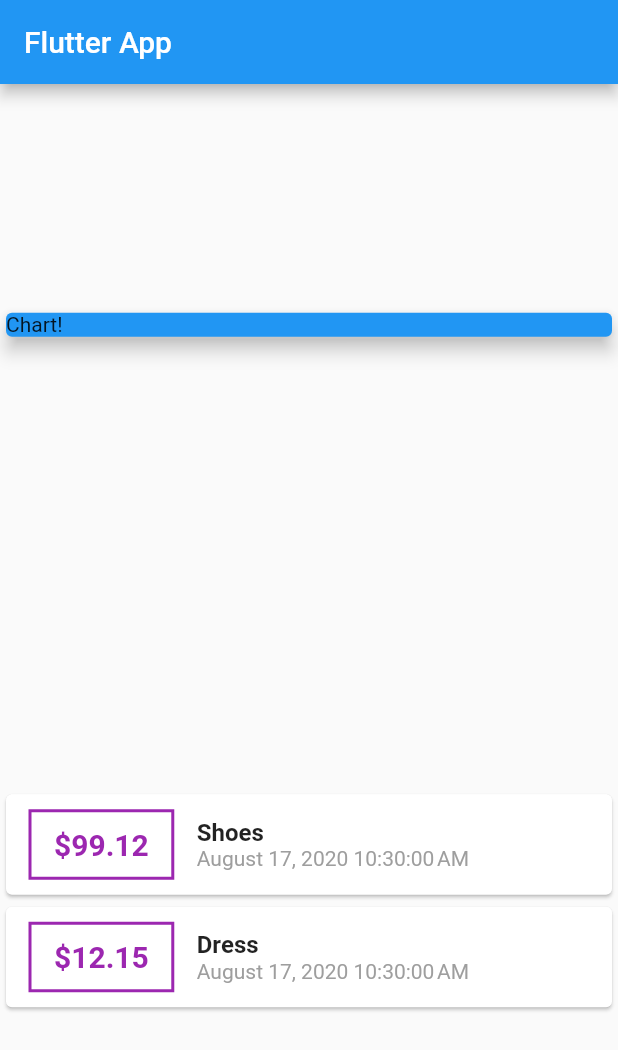
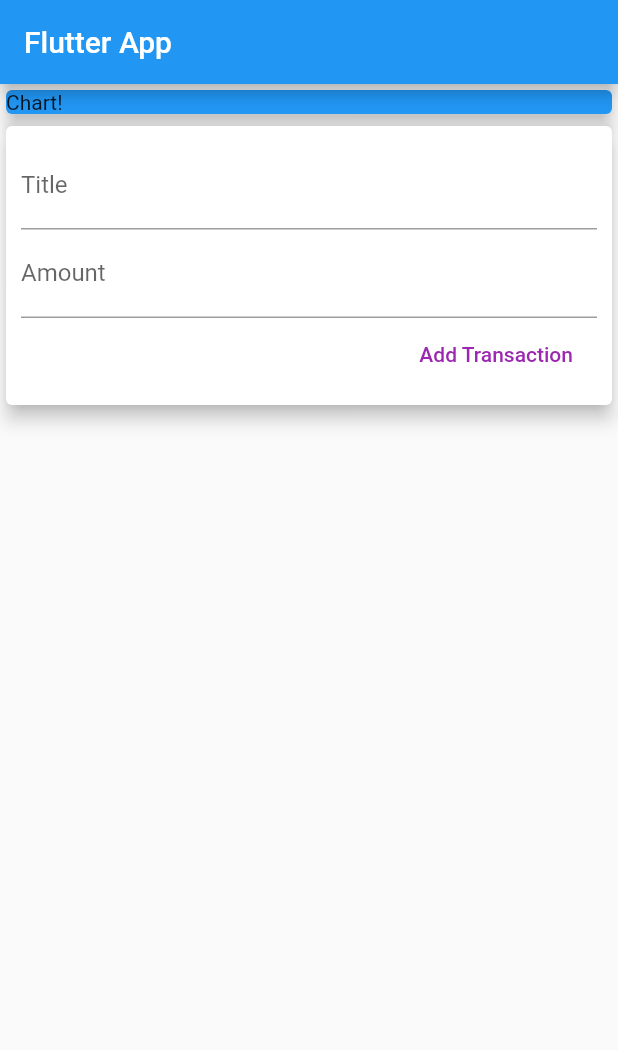
Before and after one commit to ldilov/expensions_mate, a Flutter app: the screen it shows after launch, on a phone screen of 412 x 824 dp. Shown: the top 1050 px of the screen. Run offline on Flutter 3.47's test engine with Material 2 defaults, Android fonts, the phone set to English and light mode, and no system bars.

Commit message:
Devided the application into widgets

```diff
--- a/lib/main.dart
+++ b/lib/main.dart
@@ -4,7 +4,10 @@ import 'package:flutter/material.dart';
 import 'models/transaction.model.dart';
 
 // Widgets
+import 'widgets/new_transaction.widget.dart';
 import 'widgets/transaction.widget.dart';
+import 'widgets/transaction_list.widget.dart';
+import 'widgets/user_transactions.widget.dart';
 
 void main() => runApp(MyApp());
 
@@ -12,27 +15,15 @@ class MyApp extends StatelessWidget {
   @override
   Widget build(BuildContext context) {
     return MaterialApp(
-      title: 'Flutter App',
+      title: 'Expense Mate App',
       home: MyHomePage(),
     );
   }
 }
 
 class MyHomePage extends StatelessWidget {
-  final List<Transaction> transactions = [
-    Transaction(
-      id: 't1',
-      title: 'Shoes',
-      amount: 99.12,
-      date: DateTime.now(),
-    ),
-    Transaction(
-      id: 't2',
-      title: 'Dress',
-      amount: 12.15,
-      date: DateTime.now(),
-    )
-  ];
+  final titleController = TextEditingController();
+  final amountController = TextEditingController();
 
   @override
   Widget build(BuildContext context) {
@@ -41,7 +32,7 @@ class MyHomePage extends StatelessWidget {
         title: Text('Flutter App'),
       ),
       body: Column(
-        mainAxisAlignment: MainAxisAlignment.spaceAround,
+        mainAxisAlignment: MainAxisAlignment.start,
         crossAxisAlignment: CrossAxisAlignment.stretch,
         children: <Widget>[
           Container(
@@ -52,12 +43,7 @@ class MyHomePage extends StatelessWidget {
               elevation: 5,
             ),
           ),
-          Column(
-            children: transactions.map((tx) {
-              print("qweqweqw");
-              return TransactionWidget(tx);
-            }).toList(),
-          )
+          UserTransactionsWidget()
         ],
       ),
     );
--- a/lib/models/transaction.model.dart
+++ b/lib/models/transaction.model.dart
@@ -1,14 +1,17 @@
 import 'package:flutter/foundation.dart';
 
 class Transaction {
-  final String id;
-  final String title;
-  final double amount;
-  final DateTime date;
+  int _id;
+  static int id = 0;
+  String title;
+  double amount;
+  DateTime date;
 
-  Transaction(
-      {@required this.id,
-      @required this.title,
-      @required this.amount,
-      @required this.date});
+  Transaction({@required title, @required amount, @required date}) {
+    this._id = Transaction.id;
+    this.title = title;
+    this.amount = amount;
+    this.date = date;
+    Transaction.id += 1;
+  }
 }
--- /dev/null
+++ b/lib/widgets/new_transaction.widget.dart
@@ -0,0 +1,45 @@
+import 'package:flutter/material.dart';
+
+class NewTransactionWidget extends StatelessWidget {
+  final Function _addTransaction;
+  final titleController = TextEditingController();
+  final amountController = TextEditingController();
+
+  NewTransactionWidget(this._addTransaction);
+
+  @override
+  Widget build(BuildContext context) {
+    return Card(
+      elevation: 5,
+      child: Container(
+        padding: EdgeInsets.all(10),
+        child: Column(
+          crossAxisAlignment: CrossAxisAlignment.end,
+          children: <Widget>[
+            TextField(
+              decoration: InputDecoration(labelText: "Title"),
+              controller: titleController,
+            ),
+            TextField(
+              decoration: InputDecoration(labelText: "Amount"),
+              controller: amountController,
+            ),
+            FlatButton(
+              child: Text(
+                'Add Transaction',
+                style: TextStyle(
+                  color: Colors.purple,
+                ),
+              ),
+              onPressed: () {
+                _addTransaction(
+                    title: titleController.text,
+                    amount: double.parse(amountController.text));
+              },
+            ),
+          ],
+        ),
+      ),
+    );
+  }
+}
--- a/lib/widgets/transaction.widget.dart
+++ b/lib/widgets/transaction.widget.dart
@@ -8,8 +8,7 @@ class TransactionWidget extends StatelessWidget {
   Transaction _tx;
 
   TransactionWidget(Transaction t) {
-    this._tx =
-        Transaction(id: t.id, amount: t.amount, title: t.title, date: t.date);
+    this._tx = Transaction(amount: t.amount, title: t.title, date: t.date);
   }
 
   @override
--- /dev/null
+++ b/lib/widgets/transaction_list.widget.dart
@@ -0,0 +1,22 @@
+import 'package:flutter/widgets.dart';
+
+// Models import
+import '../models/transaction.model.dart';
+
+// Widgets
+import '../widgets/transaction.widget.dart';
+
+class TransactionListWidget extends StatelessWidget {
+  final List<Transaction> transactions;
+
+  TransactionListWidget(this.transactions);
+
+  @override
+  Widget build(BuildContext context) {
+    return Column(
+      children: transactions.map((tx) {
+        return TransactionWidget(tx);
+      }).toList(),
+    );
+  }
+}
--- /dev/null
+++ b/lib/widgets/user_transactions.widget.dart
@@ -0,0 +1,32 @@
+import '../models/transaction.model.dart';
+import 'package:flutter/material.dart';
+
+// Widgets
+import 'new_transaction.widget.dart';
+import 'transaction_list.widget.dart';
+
+class UserTransactionsWidget extends StatefulWidget {
+  @override
+  _UserTransactionsState createState() => _UserTransactionsState();
+}
+
+class _UserTransactionsState extends State<UserTransactionsWidget> {
+  final List<Transaction> _userTransactions = [];
+
+  void _addNewTransaction({String title, double amount}) {
+    final newTx =
+        Transaction(amount: amount, title: title, date: DateTime.now());
+
+    setState(() {
+      _userTransactions.add(newTx);
+    });
+  }
+
+  @override
+  Widget build(BuildContext context) {
+    return Column(children: [
+      NewTransactionWidget(_addNewTransaction),
+      TransactionListWidget(this._userTransactions)
+    ]);
+  }
+}
```
